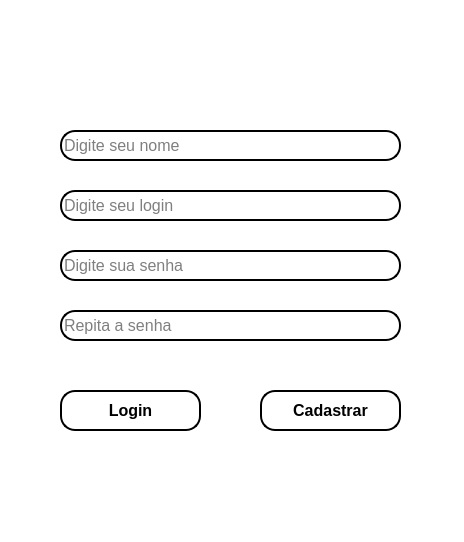
The window that App/tela_de_cadastro.ui (IgorMonteiro07/Aplicativo_zurica01) describes before a commit, drawn with Qt 5.
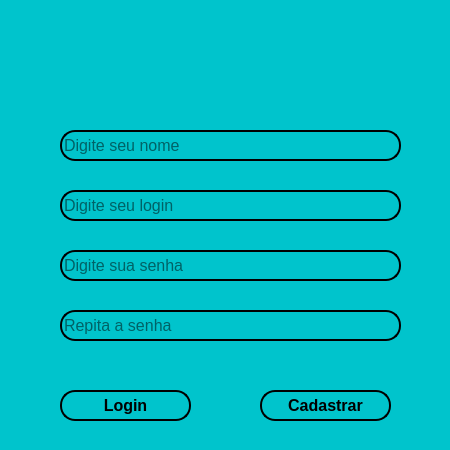
The same window after the commit. Icons and pictures are not drawn.

Patch:
```diff
--- a/App/tela_de_cadastro.ui
+++ b/App/tela_de_cadastro.ui
@@ -6,8 +6,8 @@
    <rect>
     <x>0</x>
     <y>0</y>
-    <width>464</width>
-    <height>542</height>
+    <width>450</width>
+    <height>450</height>
    </rect>
   </property>
   <property name="font">
@@ -21,7 +21,7 @@
    <string>MainWindow</string>
   </property>
   <property name="styleSheet">
-   <string notr="true">background-color: rgb(255, 255, 255);</string>
+   <string notr="true">background-color: #00c4cc;</string>
   </property>
   <widget class="QWidget" name="centralwidget">
    <widget class="QLineEdit" name="nomeint">
@@ -39,7 +39,7 @@
      </font>
     </property>
     <property name="styleSheet">
-     <string notr="true">background-color: rgb(255, 255, 255);
+     <string notr="true">background-color: #00c4cc;
 border-radius:15px;
 border-style:outset;
 border-width:2px;</string>
@@ -63,7 +63,7 @@
      </font>
     </property>
     <property name="styleSheet">
-     <string notr="true">background-color: rgb(255, 255, 255);
+     <string notr="true">background-color: #00c4cc;
 border-radius:15px;
 border-style:outset;
 border-width:2px;</string>
@@ -87,7 +87,7 @@
      </font>
     </property>
     <property name="styleSheet">
-     <string notr="true">background-color: rgb(255, 255, 255);
+     <string notr="true">background-color: #00c4cc;
 border-radius:15px;
 border-style:outset;
 border-width:2px;</string>
@@ -114,7 +114,7 @@
      </font>
     </property>
     <property name="styleSheet">
-     <string notr="true">background-color: rgb(255, 255, 255);
+     <string notr="true">background-color: #00c4cc;
 border-radius:15px;
 border-style:outset;
 border-width:2px;</string>
@@ -131,8 +131,8 @@
      <rect>
       <x>260</x>
       <y>390</y>
-      <width>141</width>
-      <height>41</height>
+      <width>131</width>
+      <height>31</height>
      </rect>
     </property>
     <property name="font">
@@ -143,7 +143,7 @@
      </font>
     </property>
     <property name="styleSheet">
-     <string notr="true">background-color: rgb(255, 255, 255);
+     <string notr="true">background-color: #00c4cc;
 border-radius:15px;
 border-style:outset;
 border-width:2px;
@@ -158,8 +158,8 @@
      <rect>
       <x>60</x>
       <y>390</y>
-      <width>141</width>
-      <height>41</height>
+      <width>131</width>
+      <height>31</height>
      </rect>
     </property>
     <property name="font">
@@ -170,7 +170,7 @@
      </font>
     </property>
     <property name="styleSheet">
-     <string notr="true">background-color: rgb(255, 255, 255);
+     <string notr="true">background-color: #00c4cc;
 border-radius:15px;
 border-style:outset;
 border-width:2px;
@@ -183,12 +183,15 @@
    <widget class="QLabel" name="label_4">
     <property name="geometry">
      <rect>
-      <x>80</x>
+      <x>30</x>
       <y>0</y>
-      <width>281</width>
+      <width>371</width>
       <height>121</height>
      </rect>
     </property>
+    <property name="styleSheet">
+     <string notr="true"/>
+    </property>
     <property name="text">
      <string/>
     </property>
```
Left out of the diff: 2 changed lines with no effect on the pictures.
